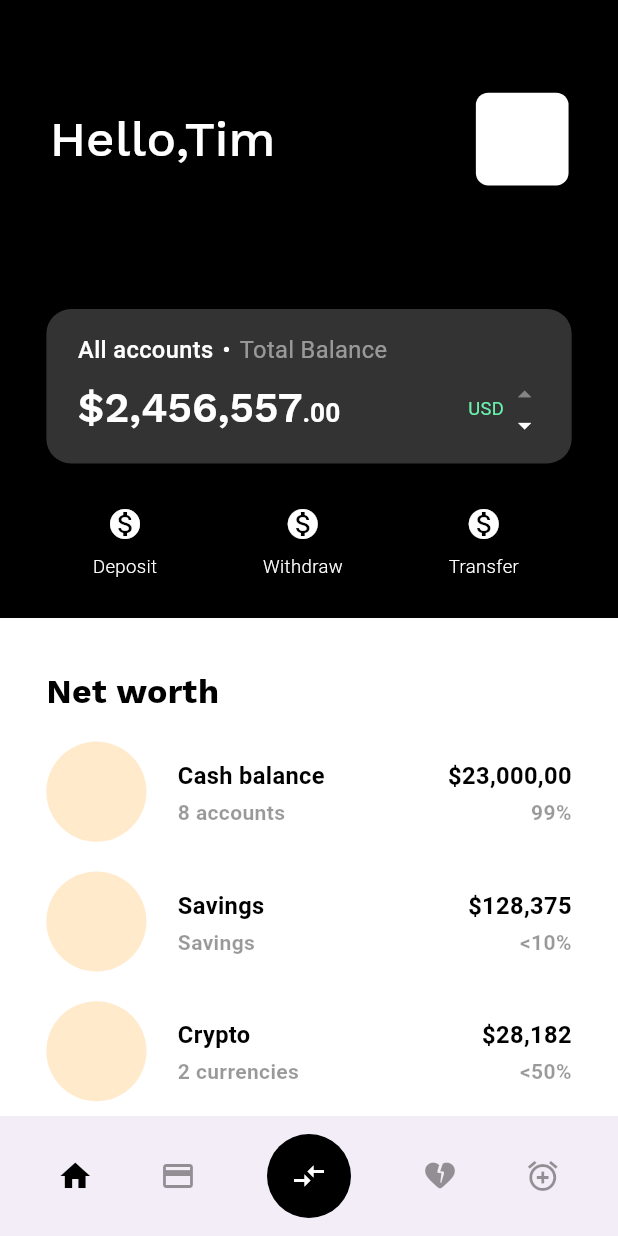
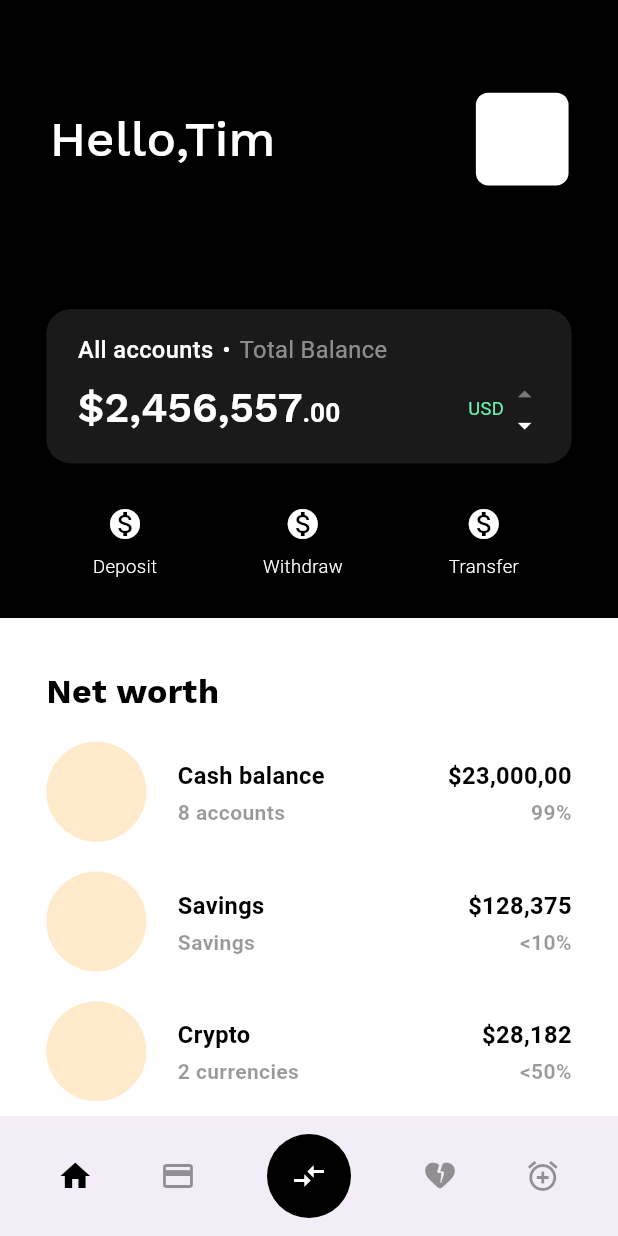
Before and after one commit to bhawesh2002/finance_app_ui, a Flutter app: the Screen2 screen opened directly, on a phone screen of 412 x 824 dp. Run offline on Flutter 3.47's test engine with Material 3 defaults, Android fonts, the phone set to English and light mode, and no system bars; our stand-ins replace google_fonts.

Commit message:
change opacity of widget

```diff
--- a/lib/screens/screen2.dart
+++ b/lib/screens/screen2.dart
@@ -68,7 +68,7 @@ class _Screen2State extends State<Screen2> {
                         width: constraints.maxWidth * 0.85,
                         height: constraints.maxHeight * 0.25,
                         decoration: BoxDecoration(
-                          color: Colors.white.withOpacity(0.2),
+                          color: Colors.white.withOpacity(0.1),
                           borderRadius: BorderRadius.circular(
                               constraints.maxWidth * 0.04),
                         ),
```
